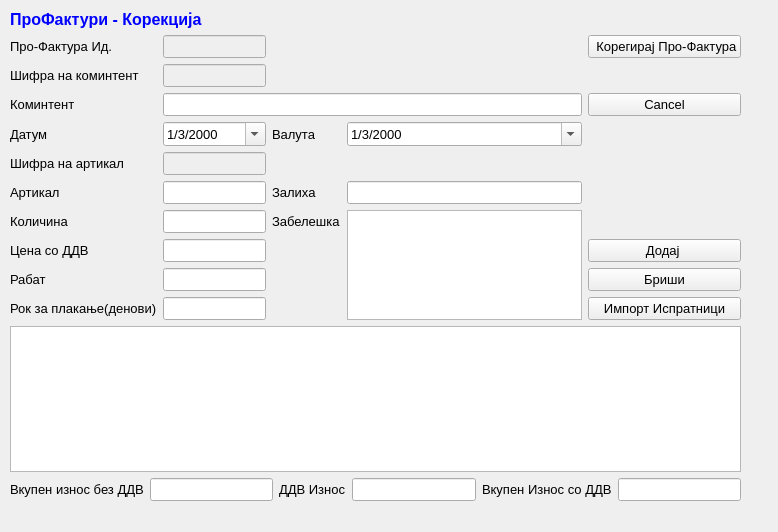
This is sterna/ProFakturi/profakturikorekcija.ui in srgank/sterna_x as Qt 5 draws it before an edit. The edited form follows.
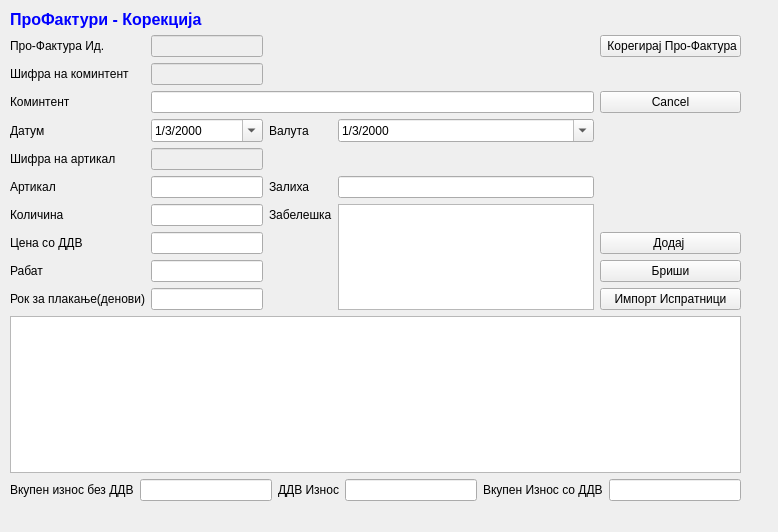
This is the edited form. Icons and pictures are not drawn.

Patch:
```diff
--- a/sterna/ProFakturi/profakturikorekcija.ui
+++ b/sterna/ProFakturi/profakturikorekcija.ui
@@ -22,22 +22,12 @@
      <height>491</height>
     </rect>
    </property>
-   <property name="font">
-    <font>
-     <pointsize>10</pointsize>
-    </font>
-   </property>
    <layout class="QGridLayout" name="gridLayout">
     <item row="1" column="1">
      <widget class="QLineEdit" name="lineEdit_5">
       <property name="enabled">
        <bool>false</bool>
       </property>
-      <property name="font">
-       <font>
-        <pointsize>10</pointsize>
-       </font>
-      </property>
      </widget>
     </item>
     <item row="6" column="1">
@@ -45,11 +35,6 @@
       <property name="enabled">
        <bool>true</bool>
       </property>
-      <property name="font">
-       <font>
-        <pointsize>10</pointsize>
-       </font>
-      </property>
       <property name="toolTip">
        <string>&lt;html&gt;&lt;head/&gt;&lt;body&gt;&lt;p&gt;Притисни ЕНТЕР за да те однесе во листата&lt;/p&gt;&lt;/body&gt;&lt;/html&gt;</string>
       </property>
@@ -60,11 +45,6 @@
     </item>
     <item row="8" column="4">
      <widget class="QPushButton" name="pushButton_3">
-      <property name="font">
-       <font>
-        <pointsize>10</pointsize>
-       </font>
-      </property>
       <property name="text">
        <string>Додај </string>
       </property>
@@ -72,11 +52,6 @@
     </item>
     <item row="0" column="0" colspan="2">
      <widget class="QLabel" name="label_4">
-      <property name="font">
-       <font>
-        <pointsize>10</pointsize>
-       </font>
-      </property>
       <property name="text">
        <string>&lt;!DOCTYPE HTML PUBLIC &quot;-//W3C//DTD HTML 4.0//EN&quot; &quot;http://www.w3.org/TR/REC-html40/strict.dtd&quot;&gt;
 &lt;html&gt;&lt;head&gt;&lt;meta name=&quot;qrichtext&quot; content=&quot;1&quot; /&gt;&lt;style type=&quot;text/css&quot;&gt;
@@ -88,11 +63,6 @@
     </item>
     <item row="1" column="0">
      <widget class="QLabel" name="label_7">
-      <property name="font">
-       <font>
-        <pointsize>10</pointsize>
-       </font>
-      </property>
       <property name="text">
        <string>Про-Фактура Ид.</string>
       </property>
@@ -100,11 +70,6 @@
     </item>
     <item row="1" column="4">
      <widget class="QPushButton" name="pushButton_4">
-      <property name="font">
-       <font>
-        <pointsize>10</pointsize>
-       </font>
-      </property>
       <property name="text">
        <string> Корегирај Про-Фактура</string>
       </property>
@@ -116,11 +81,6 @@
     </item>
     <item row="3" column="0">
      <widget class="QLabel" name="label">
-      <property name="font">
-       <font>
-        <pointsize>10</pointsize>
-       </font>
-      </property>
       <property name="text">
        <string>Коминтент</string>
       </property>
@@ -128,11 +88,6 @@
     </item>
     <item row="3" column="4">
      <widget class="QPushButton" name="pushButton_5">
-      <property name="font">
-       <font>
-        <pointsize>10</pointsize>
-       </font>
-      </property>
       <property name="text">
        <string>Cancel</string>
       </property>
@@ -140,11 +95,6 @@
     </item>
     <item row="4" column="0">
      <widget class="QLabel" name="label_2">
-      <property name="font">
-       <font>
-        <pointsize>10</pointsize>
-       </font>
-      </property>
       <property name="text">
        <string>Датум</string>
       </property>
@@ -152,11 +102,6 @@
     </item>
     <item row="6" column="0">
      <widget class="QLabel" name="label_3">
-      <property name="font">
-       <font>
-        <pointsize>10</pointsize>
-       </font>
-      </property>
       <property name="text">
        <string>Артикал</string>
       </property>
@@ -164,53 +109,26 @@
     </item>
     <item row="9" column="0">
      <widget class="QLabel" name="label_9">
-      <property name="font">
-       <font>
-        <pointsize>10</pointsize>
-       </font>
-      </property>
       <property name="text">
        <string>Рабат</string>
       </property>
      </widget>
     </item>
     <item row="9" column="1">
-     <widget class="QLineEdit" name="lineEdit_7">
-      <property name="font">
-       <font>
-        <pointsize>10</pointsize>
-       </font>
-      </property>
-     </widget>
+     <widget class="QLineEdit" name="lineEdit_7"/>
     </item>
     <item row="9" column="4">
      <widget class="QPushButton" name="pushButton_6">
-      <property name="font">
-       <font>
-        <pointsize>10</pointsize>
-       </font>
-      </property>
       <property name="text">
        <string>Бриши</string>
       </property>
      </widget>
     </item>
     <item row="11" column="0" colspan="5">
-     <widget class="QTableView" name="tableView">
-      <property name="font">
-       <font>
-        <pointsize>10</pointsize>
-       </font>
-      </property>
-     </widget>
+     <widget class="QTableView" name="tableView"/>
     </item>
     <item row="4" column="1">
      <widget class="QDateTimeEdit" name="dateTimeEdit">
-      <property name="font">
-       <font>
-        <pointsize>10</pointsize>
-       </font>
-      </property>
       <property name="date">
        <date>
         <year>2000</year>
@@ -248,11 +166,6 @@
       <property name="enabled">
        <bool>true</bool>
       </property>
-      <property name="font">
-       <font>
-        <pointsize>10</pointsize>
-       </font>
-      </property>
       <property name="toolTip">
        <string>&lt;html&gt;&lt;head/&gt;&lt;body&gt;&lt;p&gt;Притисни ЕНТЕР за да те однесе во листата&lt;/p&gt;&lt;/body&gt;&lt;/html&gt;</string>
       </property>
@@ -263,11 +176,6 @@
     </item>
     <item row="4" column="3">
      <widget class="QDateTimeEdit" name="dateTimeEdit_2">
-      <property name="font">
-       <font>
-        <pointsize>10</pointsize>
-       </font>
-      </property>
       <property name="date">
        <date>
         <year>2000</year>
@@ -285,11 +193,6 @@
     </item>
     <item row="4" column="2">
      <widget class="QLabel" name="label_12">
-      <property name="font">
-       <font>
-        <pointsize>10</pointsize>
-       </font>
-      </property>
       <property name="text">
        <string>Валута</string>
       </property>
@@ -297,11 +200,6 @@
     </item>
     <item row="7" column="2">
      <widget class="QLabel" name="label_11">
-      <property name="font">
-       <font>
-        <pointsize>10</pointsize>
-       </font>
-      </property>
       <property name="text">
        <string>Забелешка</string>
       </property>
@@ -309,53 +207,25 @@
     </item>
     <item row="6" column="2">
      <widget class="QLabel" name="label_8">
-      <property name="font">
-       <font>
-        <pointsize>10</pointsize>
-       </font>
-      </property>
       <property name="text">
        <string>Залиха</string>
       </property>
      </widget>
     </item>
     <item row="6" column="3">
-     <widget class="QLineEdit" name="lineEdit_6">
-      <property name="font">
-       <font>
-        <pointsize>10</pointsize>
-       </font>
-      </property>
-     </widget>
+     <widget class="QLineEdit" name="lineEdit_6"/>
     </item>
     <item row="7" column="3" rowspan="4">
      <widget class="QTextEdit" name="textEdit"/>
     </item>
     <item row="8" column="1">
-     <widget class="QLineEdit" name="lineEdit_3">
-      <property name="font">
-       <font>
-        <pointsize>10</pointsize>
-       </font>
-      </property>
-     </widget>
+     <widget class="QLineEdit" name="lineEdit_3"/>
     </item>
     <item row="7" column="1">
-     <widget class="QLineEdit" name="lineEdit_4">
-      <property name="font">
-       <font>
-        <pointsize>10</pointsize>
-       </font>
-      </property>
-     </widget>
+     <widget class="QLineEdit" name="lineEdit_4"/>
     </item>
     <item row="8" column="0">
      <widget class="QLabel" name="label_5">
-      <property name="font">
-       <font>
-        <pointsize>10</pointsize>
-       </font>
-      </property>
       <property name="text">
        <string>Цена со ДДВ</string>
       </property>
@@ -363,11 +233,6 @@
     </item>
     <item row="7" column="0">
      <widget class="QLabel" name="label_6">
-      <property name="font">
-       <font>
-        <pointsize>10</pointsize>
-       </font>
-      </property>
       <property name="text">
        <string>Количина</string>
       </property>
```
